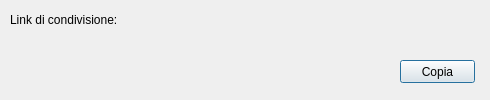
This is client/src/ui/sharefiledialog.ui in klaalk/klapklap as Qt 5 draws it before an edit. The edited form follows.
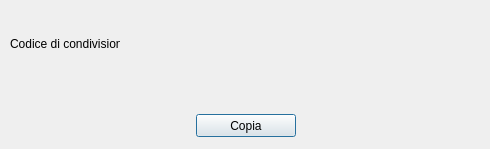
This is the edited form.

Patch:
```diff
--- a/client/src/ui/sharefiledialog.ui
+++ b/client/src/ui/sharefiledialog.ui
@@ -7,11 +7,11 @@
     <x>0</x>
     <y>0</y>
     <width>490</width>
-    <height>100</height>
+    <height>149</height>
    </rect>
   </property>
   <property name="sizePolicy">
-   <sizepolicy hsizetype="Ignored" vsizetype="Ignored">
+   <sizepolicy hsizetype="Fixed" vsizetype="Fixed">
     <horstretch>0</horstretch>
     <verstretch>0</verstretch>
    </sizepolicy>
@@ -19,62 +19,143 @@
   <property name="minimumSize">
    <size>
     <width>490</width>
-    <height>100</height>
+    <height>149</height>
    </size>
   </property>
   <property name="maximumSize">
    <size>
     <width>490</width>
-    <height>100</height>
+    <height>149</height>
+   </size>
+  </property>
+  <property name="sizeIncrement">
+   <size>
+    <width>0</width>
+    <height>149</height>
    </size>
   </property>
   <property name="windowTitle">
    <string>Condividi file</string>
   </property>
-  <widget class="QLabel" name="title_1">
+  <widget class="QWidget" name="verticalLayoutWidget">
    <property name="geometry">
     <rect>
      <x>10</x>
      <y>10</y>
      <width>471</width>
-     <height>20</height>
+     <height>127</height>
     </rect>
    </property>
-   <property name="text">
-    <string>Link di condivisione:</string>
-   </property>
-  </widget>
-  <widget class="QLabel" name="linkLabel">
-   <property name="geometry">
-    <rect>
-     <x>10</x>
-     <y>30</y>
-     <width>461</width>
-     <height>20</height>
-    </rect>
-   </property>
-   <property name="cursor">
-    <cursorShape>IBeamCursor</cursorShape>
-   </property>
-   <property name="text">
-    <string/>
-   </property>
-   <property name="textInteractionFlags">
-    <set>Qt::TextSelectableByMouse</set>
-   </property>
-  </widget>
-  <widget class="QPushButton" name="pushButton">
-   <property name="geometry">
-    <rect>
-     <x>400</x>
-     <y>60</y>
-     <width>75</width>
-     <height>23</height>
-    </rect>
-   </property>
-   <property name="text">
-    <string>Copia</string>
-   </property>
+   <layout class="QVBoxLayout" name="verticalLayout">
+    <item>
+     <spacer name="verticalSpacer_2">
+      <property name="orientation">
+       <enum>Qt::Vertical</enum>
+      </property>
+      <property name="sizeHint" stdset="0">
+       <size>
+        <width>20</width>
+        <height>40</height>
+       </size>
+      </property>
+     </spacer>
+    </item>
+    <item>
+     <layout class="QHBoxLayout" name="horizontalLayout_2">
+      <item>
+       <widget class="QLabel" name="label_2">
+        <property name="minimumSize">
+         <size>
+          <width>0</width>
+          <height>23</height>
+         </size>
+        </property>
+        <property name="maximumSize">
+         <size>
+          <width>110</width>
+          <height>16777215</height>
+         </size>
+        </property>
+        <property name="text">
+         <string>Codice di condivisione:</string>
+        </property>
+       </widget>
+      </item>
+      <item>
+       <widget class="QLabel" name="linkLabel">
+        <property name="minimumSize">
+         <size>
+          <width>0</width>
+          <height>23</height>
+         </size>
+        </property>
+        <property name="text">
+         <string/>
+        </property>
+       </widget>
+      </item>
+     </layout>
+    </item>
+    <item>
+     <spacer name="verticalSpacer">
+      <property name="orientation">
+       <enum>Qt::Vertical</enum>
+      </property>
+      <property name="sizeHint" stdset="0">
+       <size>
+        <width>20</width>
+        <height>70</height>
+       </size>
+      </property>
+     </spacer>
+    </item>
+    <item>
+     <layout class="QHBoxLayout" name="horizontalLayout">
+      <item>
+       <spacer name="horizontalSpacer">
+        <property name="orientation">
+         <enum>Qt::Horizontal</enum>
+        </property>
+        <property name="sizeHint" stdset="0">
+         <size>
+          <width>40</width>
+          <height>20</height>
+         </size>
+        </property>
+       </spacer>
+      </item>
+      <item>
+       <widget class="QPushButton" name="pushButton">
+        <property name="minimumSize">
+         <size>
+          <width>100</width>
+          <height>23</height>
+         </size>
+        </property>
+        <property name="text">
+         <string>Copia</string>
+        </property>
+        <property name="class" stdset="0">
+         <string>PrimaryBtn</string>
+        </property>
+       </widget>
+      </item>
+      <item>
+       <spacer name="horizontalSpacer_2">
+        <property name="orientation">
+         <enum>Qt::Horizontal</enum>
+        </property>
+        <property name="sizeHint" stdset="0">
+         <size>
+          <width>40</width>
+          <height>20</height>
+         </size>
+        </property>
+       </spacer>
+      </item>
+     </layout>
+    </item>
+   </layout>
   </widget>
  </widget>
  <resources/>
```
